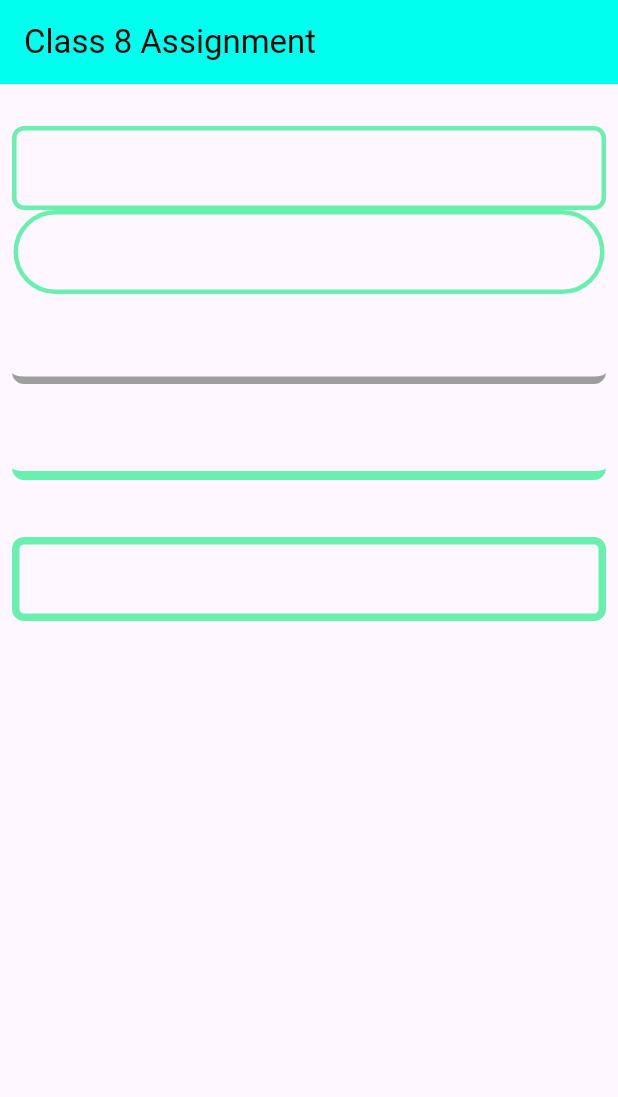
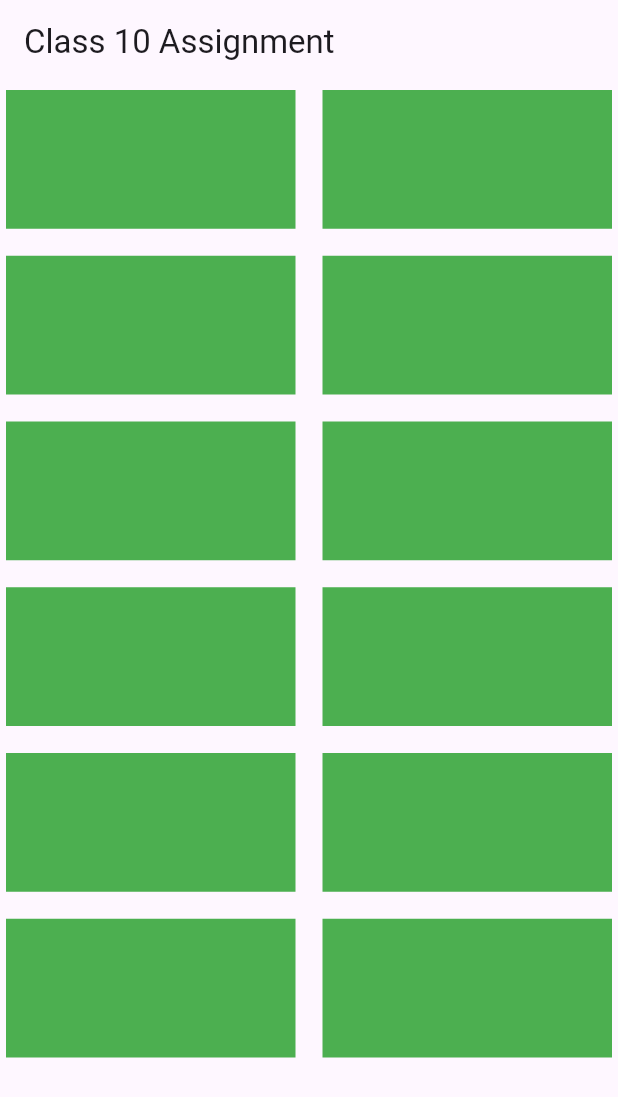
Before and after one commit to Hishamsikder/Practise_Class, a Flutter app: the screen it shows after launch, on a phone screen of 412 x 824 dp. Shown: the top 1097 px of the screen. Run offline on Flutter 3.47's test engine with Material 3 defaults, Android fonts, the phone set to English and light mode, and no system bars; our stand-ins replace page_transition; missing offline and left inert: number_to_words_english.

Commit message:
first commit

```diff
--- a/lib/main.dart
+++ b/lib/main.dart
@@ -1,4 +1,8 @@
 import 'package:flutter/material.dart';
+import 'package:page_transition/page_transition.dart';
+import 'package:number_to_words_english/number_to_words_english.dart';
+import 'package:untitled1/customfield.dart';
+
 
 void main() {
   runApp(const MaterialApp(
@@ -18,74 +22,48 @@ class _MyAppState extends State<MyApp> {
   @override
   Widget build(BuildContext context) {
     return MaterialApp(
-      debugShowCheckedModeBanner: false,
-      home: SafeArea(
-        child: Scaffold(
-          appBar: AppBar(
-            title: Text(
-              "Class 8 Assignment",
-              style: TextStyle(color: Colors.black),
-            ),
-            backgroundColor: Color(0xff00ffef),
-          ),
-          body: SingleChildScrollView(
-            child: Column(
-              children: [
-                SizedBox(
-                  height: 20,
+      home: Scaffold(
+        appBar: AppBar(
+          title: const Text("Class 10 Assignment"),
+        ),
+        body: GridView.builder(
+            gridDelegate:  const SliverGridDelegateWithMaxCrossAxisExtent(
+                maxCrossAxisExtent: 200,
+                childAspectRatio: 4 / 2,
+                crossAxisSpacing: 10,
+                mainAxisSpacing: 10),
+            itemCount: 12,
+            itemBuilder: (context, index) {
+              String word = NumberToWordsEnglish.convert(index + 1);
+              return Padding(
+                padding: const EdgeInsets.all(4.0),
+                child: InkWell(
+                  onTap: (){
+                    Navigator.push(context, PageTransition(type: PageTransitionType.leftToRightWithFade, child: const SecondPage()));
+                  },
+                  child: Container(
+                    color: Colors.green,
+                    alignment: Alignment.center,
+                    child: Text(word),
+                  ),
                 ),
-                Padding(
-                  padding: const EdgeInsets.only(left: 8, right: 8, top: 8),
-                  child: TextField(
-                      decoration: InputDecoration(
-                          enabledBorder: OutlineInputBorder(
-                              borderRadius: BorderRadius.circular(8),
-                              borderSide: BorderSide(
-                                  width: 3.0, color: Colors.greenAccent)))),
-                ),
-                Padding(
-                  padding: const EdgeInsets.only(left: 9, right: 9, bottom: 4),
-                  child: TextField(
-                      decoration: InputDecoration(
-                          enabledBorder: OutlineInputBorder(
-                              borderRadius: BorderRadius.circular(40),
-                              borderSide: BorderSide(
-                                  width: 3.0, color: Colors.greenAccent)))),
-                ),
-                Padding(
-                  padding: const EdgeInsets.all(8.0),
-                  child: TextField(
-                      decoration: InputDecoration(
-                          enabledBorder: UnderlineInputBorder(
-                              borderRadius: BorderRadius.circular(8),
-                              borderSide: BorderSide(
-                                  width: 5.0, color: Colors.grey)
-                          ),)),
-                ),
-                Padding(
-                  padding: const EdgeInsets.all(8.0),
-                  child: TextField(
-                      decoration: InputDecoration(
-                          enabledBorder: UnderlineInputBorder(
-                              borderRadius: BorderRadius.circular(8),
-                              borderSide: BorderSide(
-                                  width: 6.0, color: Colors.greenAccent)
-                          ),)),
-                ),
-                Padding(
-                  padding: const EdgeInsets.only(left: 8.0,right: 8.0,top: 30),
-                  child: TextField(
-                      decoration: InputDecoration(
-                          enabledBorder: OutlineInputBorder(
-                              borderRadius: BorderRadius.circular(8),
-                              borderSide: BorderSide(
-                                  width: 5.0, color: Colors.greenAccent)))),
-                ),
-              ],
-            ),
-          ),
-        ),
+              );
+            }),
+
       ),
     );
   }
 }
+
+//itemCount: 12,
+//       gridDelegate: ,
+//        itemBuilder: ((context, index){
+// //
+// //       return ListTile(
+// //         onTap: (){
+// //            //         },
+// //       title: Text(word),
+// //       );
+//  }
+//
+// ),
```
Also changed, not shown: lib/customfield.dart (added, +72 -0 lines).
